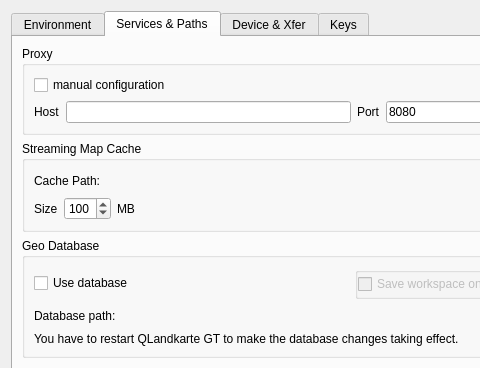
The window that src/IDlgConfig.ui (ntruchsess/QLandkarteGT) describes before a commit, drawn with Qt 5; both pictures show x 0 to 480 and y 0 to 368 of the 704 by 570 pixel window.
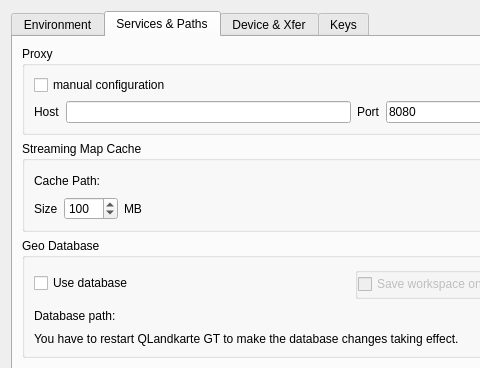
The same window after the commit. The open tabs and pages were chosen to show the change. Icons and pictures are not drawn.

What changed in the file:
```diff
--- a/src/IDlgConfig.ui
+++ b/src/IDlgConfig.ui
@@ -335,7 +335,7 @@
                <number>50</number>
               </property>
               <property name="maximum">
-               <number>500</number>
+               <number>1000</number>
               </property>
               <property name="singleStep">
                <number>10</number>
```
